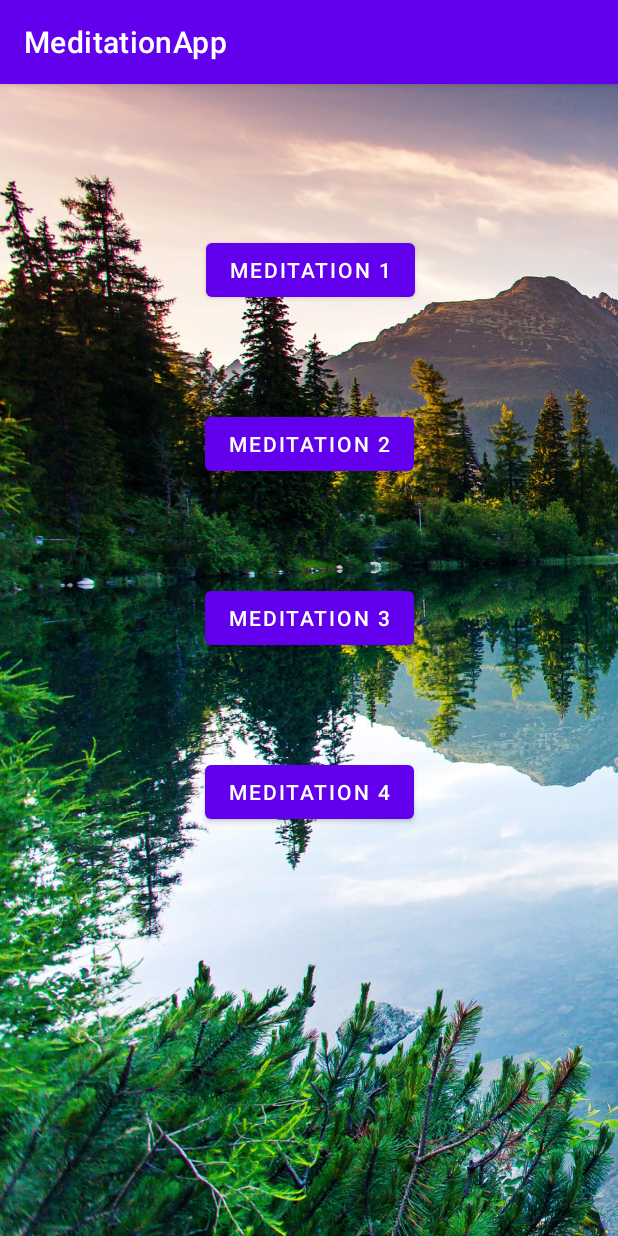
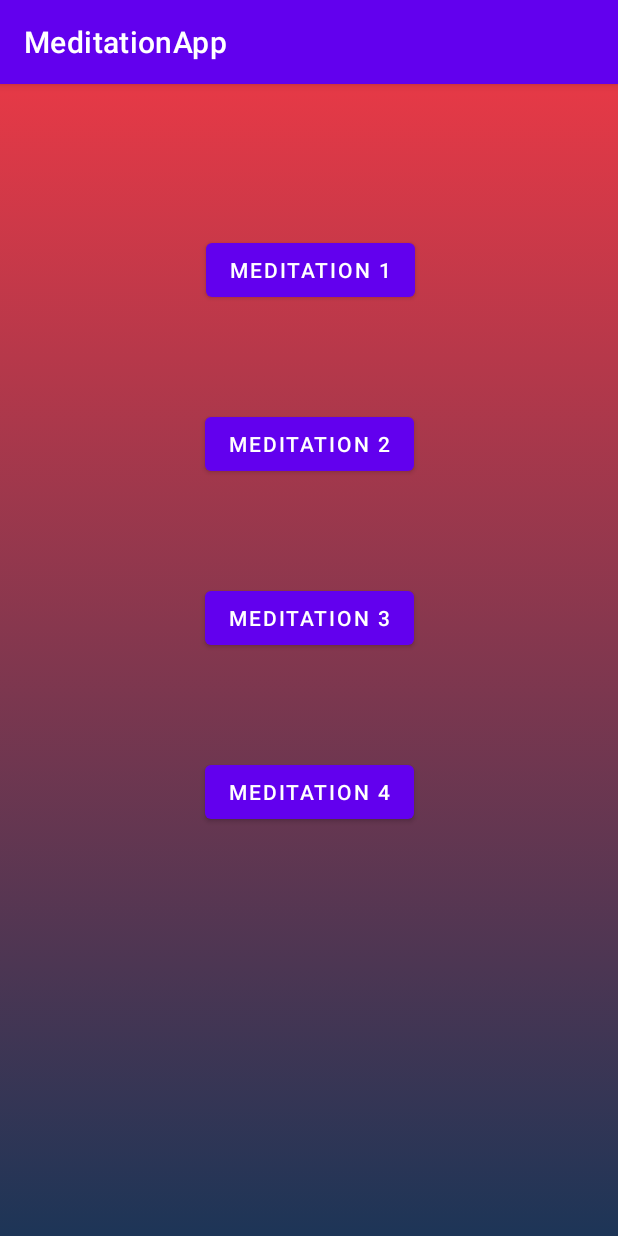
Before and after one commit to Bkc4444/MeditationApp, an Android app: the screen it shows after launch (MainActivity), on a phone screen of 412 x 824 dp. Run offline under Robolectric (Android 15) with nearby library versions, the phone set to English and light mode, and no system bars.

Commit message:
Put all of the fragments into the nav_graph.xml
Got all of the Fragments to open on clicks and return to mainfragment on button click

```diff
--- a/app/build.gradle
+++ b/app/build.gradle
@@ -30,6 +30,9 @@ android {
     kotlinOptions {
         jvmTarget = '1.8'
     }
+    buildFeatures {
+        viewBinding true
+    }
 }
 
 dependencies {
--- a/app/src/main/java/com/example/meditationapp/MainActivity.kt
+++ b/app/src/main/java/com/example/meditationapp/MainActivity.kt
@@ -1,16 +1,14 @@
 package com.example.meditationapp
 
-import android.graphics.drawable.AnimationDrawable
 import androidx.appcompat.app.AppCompatActivity
 import android.os.Bundle
-import androidx.constraintlayout.widget.ConstraintLayout
 
 class MainActivity : AppCompatActivity() {
     override fun onCreate(savedInstanceState: Bundle?) {
         super.onCreate(savedInstanceState)
         setContentView(R.layout.activity_main)
+        // make the launcher screen as main fragment
 
-        //TO DO
-        // make on clicks for each button to link to the other fragemnts to pull them up
+        supportFragmentManager.beginTransaction().replace(R.id.nav_graph,MainFragment()).commit()
     }
 }
--- /dev/null
+++ b/app/src/main/java/com/example/meditationapp/MainFragment.kt
@@ -0,0 +1,58 @@
+package com.example.meditationapp
+
+import android.graphics.drawable.AnimationDrawable
+import android.os.Bundle
+import androidx.fragment.app.Fragment
+import android.view.LayoutInflater
+import android.view.View
+import android.view.ViewGroup
+import android.widget.Button
+import androidx.appcompat.app.AppCompatActivity
+import androidx.constraintlayout.widget.ConstraintLayout
+
+class MainFragment : Fragment() {
+        override fun onCreateView(
+            inflater: LayoutInflater,
+            container: ViewGroup?,
+            savedInstanceState: Bundle?
+        ): View? {
+            val view = inflater.inflate(R.layout.fragment_main, container, false)
+
+            //All of the button in Main fragment
+            val med1 : Button = view.findViewById(R.id.button1)
+            val med2 : Button = view.findViewById(R.id.button2)
+            val med3 : Button = view.findViewById(R.id.button3)
+            val med4 : Button = view.findViewById(R.id.button4)
+
+            // make on clicks for each button to link to the other fragments to pull them up
+            med1.setOnClickListener(){
+                val medFrag1  = Meditation1Fragment()
+                val transaction = fragmentManager?.beginTransaction()
+                transaction?.replace(R.id.nav_graph,medFrag1)?.commit()
+            }
+            med2.setOnClickListener(){
+                val medFrag2  = Meditation1Fragment()
+                val transaction = fragmentManager?.beginTransaction()
+                transaction?.replace(R.id.nav_graph,medFrag2)?.commit()
+            }
+            med3.setOnClickListener(){
+                val medFrag3  = Meditation1Fragment()
+                val transaction = fragmentManager?.beginTransaction()
+                transaction?.replace(R.id.nav_graph,medFrag3)?.commit()
+            }
+            med4.setOnClickListener(){
+                val medFrag4  = Meditation1Fragment()
+                val transaction = fragmentManager?.beginTransaction()
+                transaction?.replace(R.id.nav_graph,medFrag4)?.commit()
+            }
+
+
+            val constraintLayout: ConstraintLayout = view.findViewById(R.id.mainFragment)
+            val animationDrawable: AnimationDrawable = constraintLayout.background as AnimationDrawable
+            animationDrawable.setEnterFadeDuration(3000)
+            animationDrawable.setExitFadeDuration(3000)
+            animationDrawable.start()
+
+            return view
+    }
+}
--- a/app/src/main/res/drawable/background_1.xml
+++ b/app/src/main/res/drawable/background_1.xml
@@ -3,9 +3,9 @@
     <item>
         <shape>
             <gradient
-                android:angle="225"
+                android:angle="90"
                 android:startColor="#e63946"
-                android:endColor="#f1faee"/>
+                android:endColor="#1d3557"/>
         </shape>
     </item>
 </selector>
--- a/app/src/main/res/drawable/background_2.xml
+++ b/app/src/main/res/drawable/background_2.xml
@@ -3,7 +3,7 @@
     <item>
         <shape>
             <gradient
-                android:angle="315"
+                android:angle="90"
                 android:startColor="#1d3557"
                 android:endColor="#e63946"/>
         </shape>
--- a/app/src/main/res/drawable/gradient_list.xml
+++ b/app/src/main/res/drawable/gradient_list.xml
@@ -6,7 +6,4 @@
     <item
         android:drawable="@drawable/background_2"
         android:duration="5000"/>
-    <item
-        android:drawable="@drawable/background_3"
-        android:duration="5000"/>
 </animation-list>
--- a/app/src/main/res/layout/activity_main.xml
+++ b/app/src/main/res/layout/activity_main.xml
@@ -2,53 +2,13 @@
 <androidx.constraintlayout.widget.ConstraintLayout xmlns:android="http://schemas.android.com/apk/res/android"
     xmlns:app="http://schemas.android.com/apk/res-auto"
     xmlns:tools="http://schemas.android.com/tools"
-    android:id="@+id/mainFragment"
     android:layout_width="match_parent"
     android:layout_height="match_parent"
-    android:background="@drawable/peaceful"
     tools:context=".MainActivity">
 
-    <!-- TODO: Update blank fragment layout -->
-
-    <Button
-        android:id="@+id/button"
-        android:layout_width="wrap_content"
-        android:layout_height="wrap_content"
-        android:layout_marginTop="100dp"
-        android:text="Meditation 1"
-        app:layout_constraintEnd_toEndOf="parent"
-        app:layout_constraintHorizontal_bias="0.503"
-        app:layout_constraintStart_toStartOf="parent"
-        app:layout_constraintTop_toTopOf="parent" />
-
-    <Button
-        android:id="@+id/button2"
-        android:layout_width="wrap_content"
-        android:layout_height="wrap_content"
-        android:layout_marginTop="68dp"
-        android:text="Meditation 2"
-        app:layout_constraintEnd_toEndOf="parent"
-        app:layout_constraintStart_toStartOf="parent"
-        app:layout_constraintTop_toBottomOf="@+id/button" />
-
-    <Button
-        android:id="@+id/button3"
-        android:layout_width="wrap_content"
-        android:layout_height="wrap_content"
-        android:layout_marginTop="68dp"
-        android:text="Meditation 3"
-        app:layout_constraintEnd_toEndOf="parent"
-        app:layout_constraintStart_toStartOf="parent"
-        app:layout_constraintTop_toBottomOf="@+id/button2" />
-
-    <Button
-        android:id="@+id/button4"
-        android:layout_width="wrap_content"
-        android:layout_height="wrap_content"
-        android:layout_marginTop="68dp"
-        android:text="Meditation 4"
-        app:layout_constraintEnd_toEndOf="parent"
-        app:layout_constraintStart_toStartOf="parent"
-        app:layout_constraintTop_toBottomOf="@+id/button3" />
-
+    <FrameLayout
+        android:id="@+id/nav_graph"
+        android:layout_width="match_parent"
+        android:layout_height="match_parent"
+        ></FrameLayout>
 </androidx.constraintlayout.widget.ConstraintLayout>
--- /dev/null
+++ b/app/src/main/res/layout/fragment_main.xml
@@ -0,0 +1,52 @@
+<?xml version="1.0" encoding="utf-8"?>
+<androidx.constraintlayout.widget.ConstraintLayout xmlns:android="http://schemas.android.com/apk/res/android"
+    xmlns:app="http://schemas.android.com/apk/res-auto"
+    xmlns:tools="http://schemas.android.com/tools"
+    android:id="@+id/mainFragment"
+    android:layout_width="match_parent"
+    android:layout_height="match_parent"
+    android:background="@drawable/gradient_list"
+    tools:context=".MainFragment">
+
+    <Button
+        android:id="@+id/button1"
+        android:layout_width="wrap_content"
+        android:layout_height="wrap_content"
+        android:layout_marginTop="100dp"
+        android:text="Meditation 1"
+        app:layout_constraintEnd_toEndOf="parent"
+        app:layout_constraintHorizontal_bias="0.503"
+        app:layout_constraintStart_toStartOf="parent"
+        app:layout_constraintTop_toTopOf="parent" />
+
+    <Button
+        android:id="@+id/button2"
+        android:layout_width="wrap_content"
+        android:layout_height="wrap_content"
+        android:layout_marginTop="68dp"
+        android:text="Meditation 2"
+        app:layout_constraintEnd_toEndOf="parent"
+        app:layout_constraintStart_toStartOf="parent"
+        app:layout_constraintTop_toBottomOf="@+id/button1" />
+
+    <Button
+        android:id="@+id/button3"
+        android:layout_width="wrap_content"
+        android:layout_height="wrap_content"
+        android:layout_marginTop="68dp"
+        android:text="Meditation 3"
+        app:layout_constraintEnd_toEndOf="parent"
+        app:layout_constraintStart_toStartOf="parent"
+        app:layout_constraintTop_toBottomOf="@+id/button2" />
+
+    <Button
+        android:id="@+id/button4"
+        android:layout_width="wrap_content"
+        android:layout_height="wrap_content"
+        android:layout_marginTop="68dp"
+        android:text="Meditation 4"
+        app:layout_constraintEnd_toEndOf="parent"
+        app:layout_constraintStart_toStartOf="parent"
+        app:layout_constraintTop_toBottomOf="@+id/button3" />
+
+</androidx.constraintlayout.widget.ConstraintLayout>
--- a/app/src/main/res/layout/fragment_meditation4.xml
+++ b/app/src/main/res/layout/fragment_meditation4.xml
@@ -1,4 +1,3 @@
-<?xml version="1.0" encoding="utf-8"?>
 <?xml version="1.0" encoding="utf-8"?>
 <androidx.constraintlayout.widget.ConstraintLayout xmlns:android="http://schemas.android.com/apk/res/android"
     xmlns:app="http://schemas.android.com/apk/res-auto"
```
Also changed, not shown: app/src/main/java/com/example/meditationapp/Meditation1Fragment.kt (+18 -7 lines), app/src/main/java/com/example/meditationapp/Meditation2Fragment.kt (+18 -6 lines), app/src/main/java/com/example/meditationapp/Meditation3Fragment.kt (+18 -6 lines), app/src/main/java/com/example/meditationapp/Meditation4Fragment.kt (+18 -7 lines), app/src/main/res/drawable/background_3.xml (deleted, +0 -11 lines), app/src/main/res/navigation/nav_graph.xml (+28 -0 lines).
